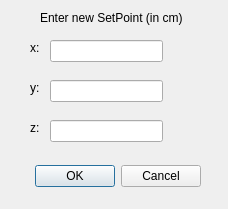
The window that app/gui/set_point_dialog.ui (saccharios/FollowMeFlie) describes before a commit, drawn with Qt 5.
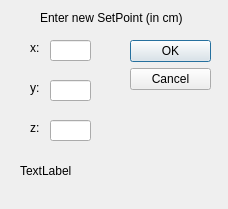
The same window after the commit.

Commit message: Add validation to manual SetPoint input

```diff
--- a/app/gui/set_point_dialog.ui
+++ b/app/gui/set_point_dialog.ui
@@ -16,14 +16,14 @@
   <widget class="QDialogButtonBox" name="buttonBox">
    <property name="geometry">
     <rect>
-     <x>0</x>
-     <y>160</y>
-     <width>201</width>
-     <height>32</height>
+     <x>130</x>
+     <y>40</y>
+     <width>81</width>
+     <height>81</height>
     </rect>
    </property>
    <property name="orientation">
-    <enum>Qt::Horizontal</enum>
+    <enum>Qt::Vertical</enum>
    </property>
    <property name="standardButtons">
     <set>QDialogButtonBox::Cancel|QDialogButtonBox::Ok</set>
@@ -34,8 +34,8 @@
     <rect>
      <x>50</x>
      <y>40</y>
-     <width>113</width>
-     <height>22</height>
+     <width>41</width>
+     <height>21</height>
     </rect>
    </property>
   </widget>
@@ -44,8 +44,8 @@
     <rect>
      <x>50</x>
      <y>80</y>
-     <width>113</width>
-     <height>22</height>
+     <width>41</width>
+     <height>21</height>
     </rect>
    </property>
   </widget>
@@ -54,8 +54,8 @@
     <rect>
      <x>50</x>
      <y>120</y>
-     <width>113</width>
-     <height>22</height>
+     <width>41</width>
+     <height>21</height>
     </rect>
    </property>
   </widget>
@@ -111,6 +111,19 @@
     <string>z:</string>
    </property>
   </widget>
+  <widget class="QLabel" name="valid_label">
+   <property name="geometry">
+    <rect>
+     <x>20</x>
+     <y>160</y>
+     <width>131</width>
+     <height>21</height>
+    </rect>
+   </property>
+   <property name="text">
+    <string>TextLabel</string>
+   </property>
+  </widget>
  </widget>
  <resources/>
  <connections>
```
The commit also changes 2 other files.
